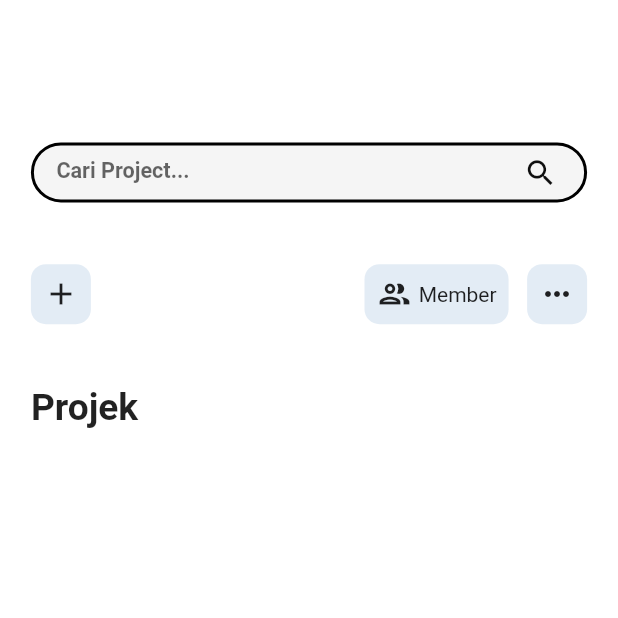
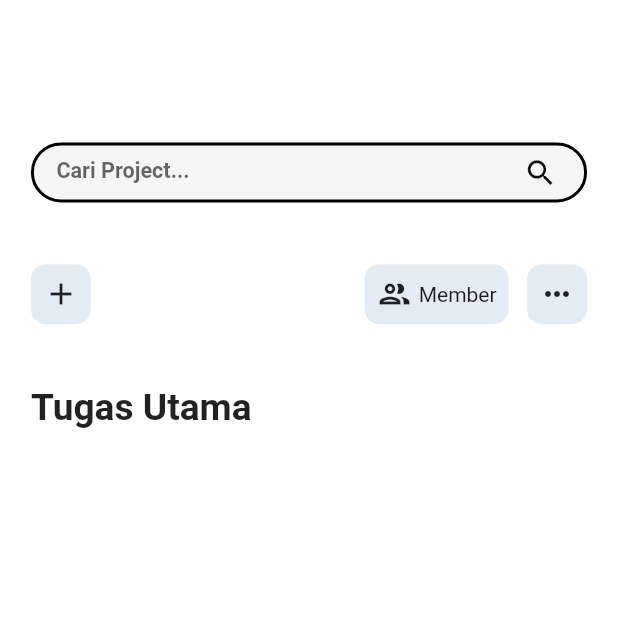
Before and after one commit to jujunjuna189/taspro, a Flutter app: the WorkspaceScreen screen opened directly with empty values, on a phone screen of 412 x 824 dp, the top half of it. Run offline on Flutter 3.47's test engine with Material 2 defaults, Android fonts, the light colour scheme and no system bars; our stand-ins replace shared_preferences, sleek_circular_slider, smooth_page_indicator; accounts and stored records are empty.

Commit message:
Update workspace_screen.dart

```diff
--- a/lib/screens/workspace/workspace_screen.dart
+++ b/lib/screens/workspace/workspace_screen.dart
@@ -58,7 +58,7 @@ class _WorkspaceScreenState extends State<WorkspaceScreen> {
             ],
           ),
           SizedBox(height: Sizes.intense.screenVertical(context) * 5,),
-          const MediumText(text: "Projek"),
+          const MediumText(text: "Tugas Utama"),
           GridView.count(
             physics: const ScrollPhysics(),
             crossAxisCount: 2,
```
